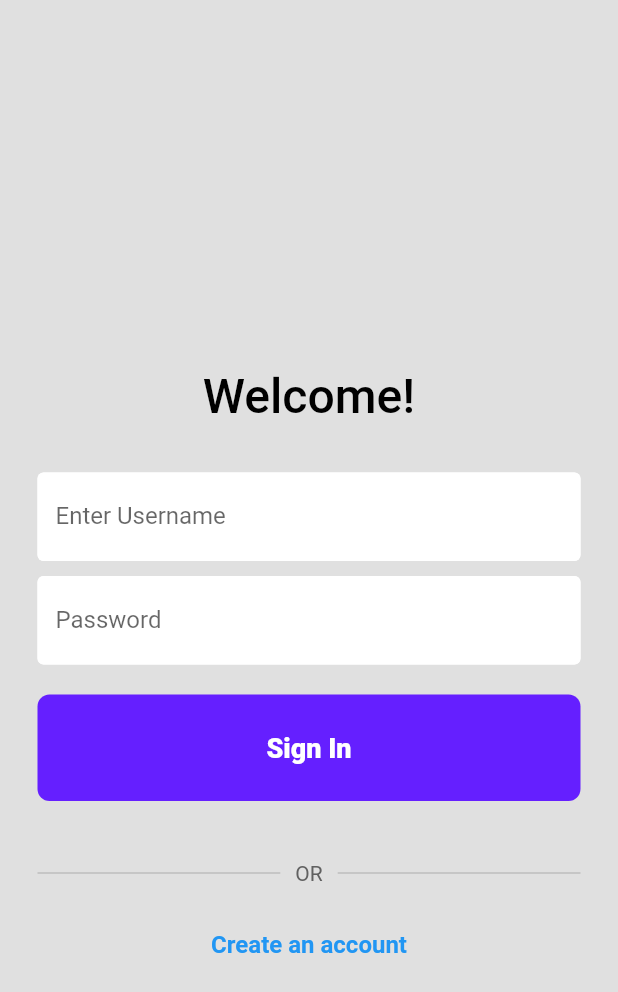
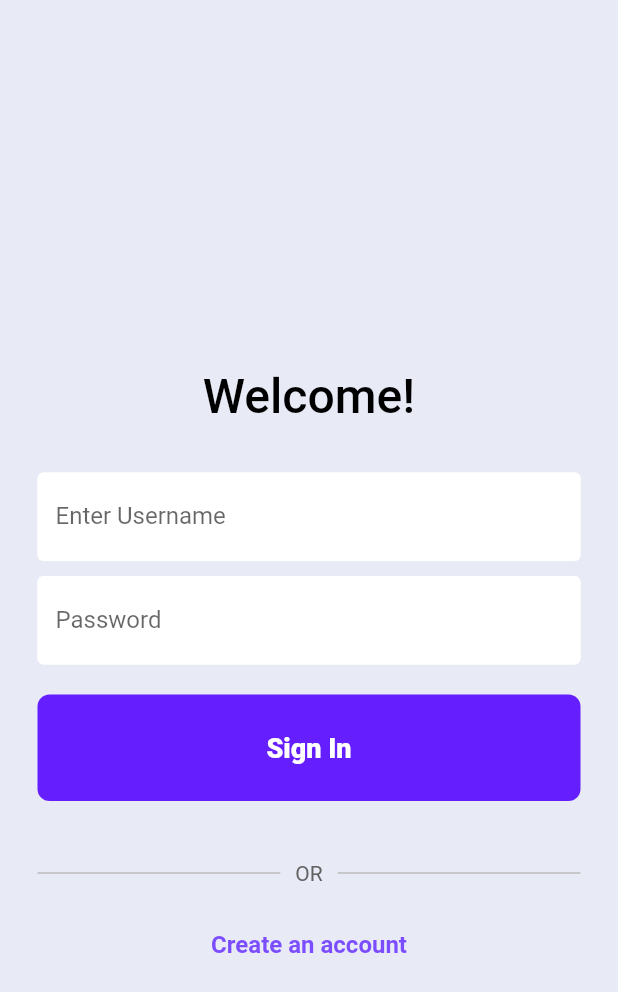
Before and after one commit to akukerang/real-worth, a Flutter app: the screen it shows after launch, on a phone screen of 412 x 824 dp. Shown: the top 992 px of the screen. Run offline on Flutter 3.47's test engine with Material 2 defaults, Android fonts, the phone set to English and light mode, and no system bars; our stand-ins replace cloud_firestore, firebase_auth, firebase_core, syncfusion_flutter_charts; accounts and stored records are empty; Roboto replaces fonts that are missing (Impact).

Commit message:
Update login_page1.dart

```diff
--- a/lib/login_forms/login_page1.dart
+++ b/lib/login_forms/login_page1.dart
@@ -48,7 +48,7 @@ class _LoginPageState extends State<LoginPage> {
   @override
   Widget build(BuildContext context) {
     return Scaffold(
-      backgroundColor: Colors.grey[300],
+      backgroundColor: Colors.indigo[50],
       body: SafeArea(
         child: Center(
           child: SingleChildScrollView(
@@ -163,7 +163,7 @@ class _LoginPageState extends State<LoginPage> {
                         child: const Text(
                           'Create an account',
                           style: TextStyle(
-                            color: Colors.blue,
+                            color: Colors.deepPurpleAccent,
                             fontWeight: FontWeight.bold,
                             fontSize: 16,
                           ),
```
